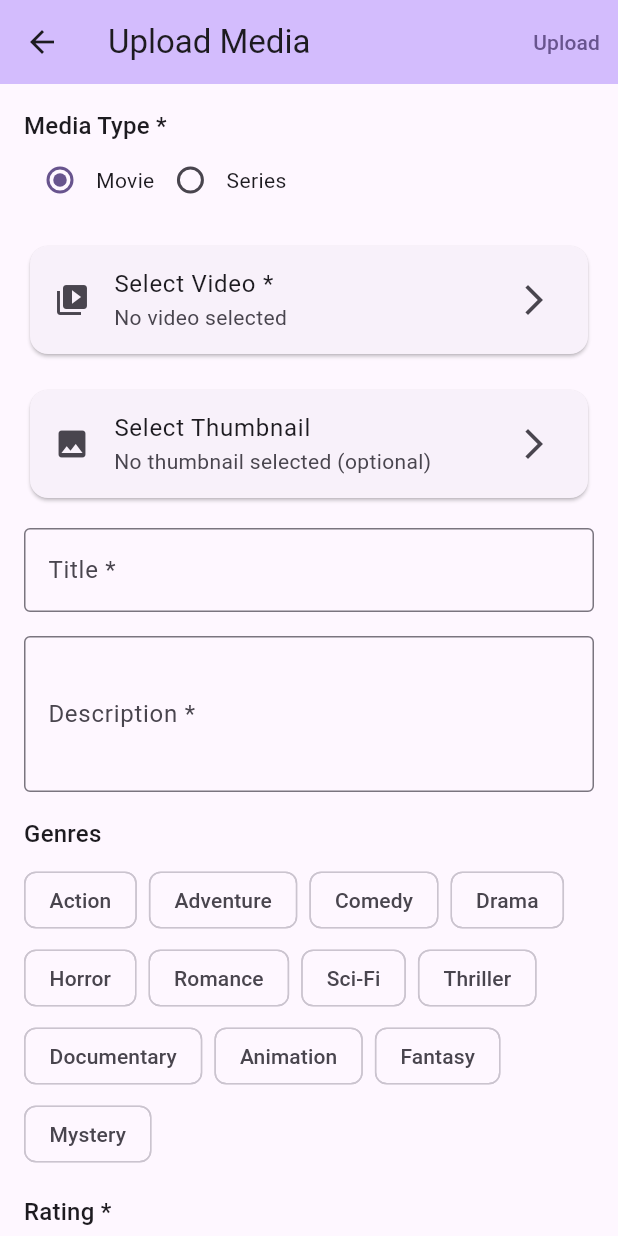
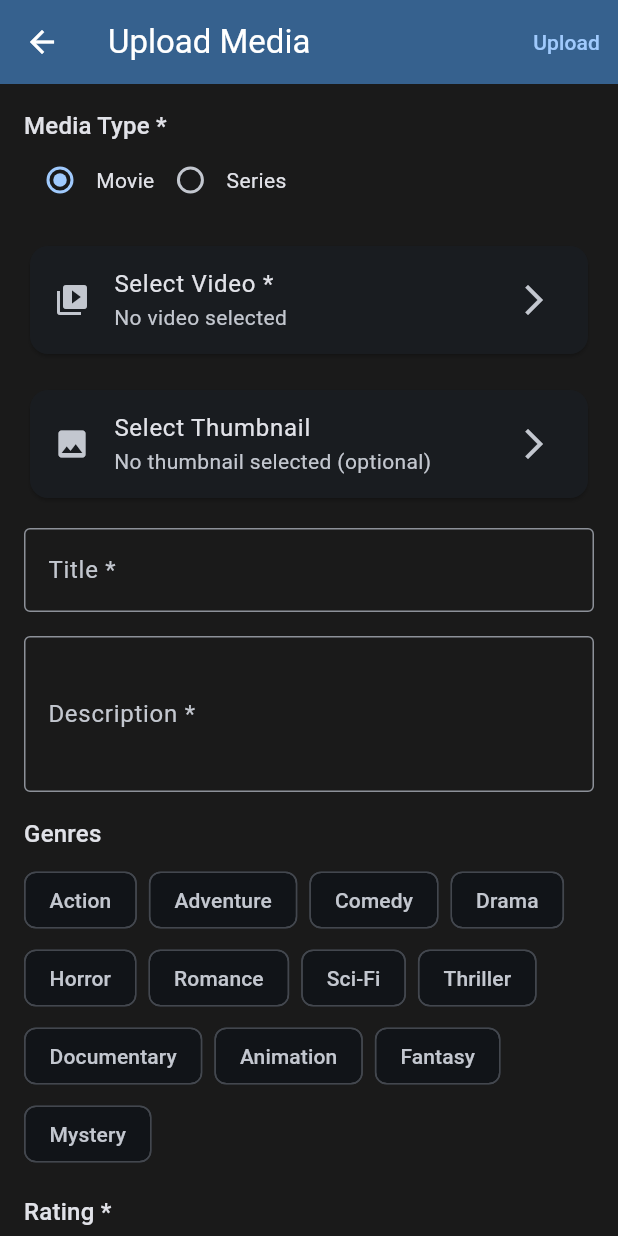
Before and after one commit to dperez2023/flixvod, a Flutter app: the UploadPage screen opened directly, on a phone screen of 412 x 824 dp. Run offline on Flutter 3.47's test engine with Material 3 defaults, Android fonts, the phone set to English and light mode, and no system bars; our stand-ins replace chewie, cloud_firestore, equatable, file_picker, firebase_auth, firebase_core and 5 more; accounts and stored records are empty; generated files the repository leaves out were written again; network calls fail.

Commit message:
core: Added themes for buttonStyles

```diff
--- a/flixvod/lib/core/app_theme.dart
+++ b/flixvod/lib/core/app_theme.dart
@@ -38,12 +38,12 @@ class AppTheme {
 
   // =================== COLORS ===================
 
-  /// Background colors - iOS-style translucent blue
-  static Color primaryBackgroundColor = Colors.blue.withOpacity(0.1);
-  static Color secondaryBackgroundColor = Colors.blue.withOpacity(0.05);
-  static Color overlayBackgroundColor = Colors.blue.withOpacity(0.8);
-  static Color cardBackgroundColor = Colors.blue.withOpacity(0.15);
-  static Color errorBackgroundColor = Colors.red.withOpacity(0.1);
+  /// Background colors - Dark theme with blue accents
+  static const Color primaryBackgroundColor = Color(0xFF1A1A1A);
+  static const Color secondaryBackgroundColor = Color(0xFF2A2A2A);
+  static const Color overlayBackgroundColor = Color(0xFF0D47A1);
+  static const Color cardBackgroundColor = Color(0xFF333333);
+  static const Color errorBackgroundColor = Color(0xFF4A1A1A);
 
   /// Foreground colors - White-based
   static const Color primaryForegroundColor = Colors.white;
@@ -209,6 +209,46 @@ class AppTheme {
   static const double largePlayButtonSize = 80.0;
   static const double loadingIndicatorSize = 20.0;
 
+  // =================== BUTTON STYLES ===================
+
+  /// Primary elevated button style (blue background)
+  static ButtonStyle primaryElevatedButtonStyle = ElevatedButton.styleFrom(
+    backgroundColor: overlayBackgroundColor,
+    foregroundColor: primaryForegroundColor,
+    padding: buttonPadding,
+  );
+
+  /// Error elevated button style (red background)
+  static ButtonStyle errorElevatedButtonStyle = ElevatedButton.styleFrom(
+    backgroundColor: errorColor,
+    foregroundColor: whiteForegroundColor,
+    padding: buttonPadding,
+  );
+
+  /// Secondary elevated button style (for disabled states)
+  static ButtonStyle secondaryElevatedButtonStyle = ElevatedButton.styleFrom(
+    backgroundColor: overlayBackgroundColor,
+    foregroundColor: primaryForegroundColor,
+    disabledBackgroundColor: mutedForegroundColor,
+    disabledForegroundColor: lightForegroundColor,
+    padding: buttonPadding,
+  );
+
+  /// Basic elevated button style (theme default with padding)
+  static ButtonStyle basicElevatedButtonStyle = ElevatedButton.styleFrom(
+    padding: buttonPadding,
+  );
+
+  /// Primary text button style (muted foreground)
+  static ButtonStyle primaryTextButtonStyle = TextButton.styleFrom(
+    foregroundColor: mutedForegroundColor,
+  );
+
+  /// Error text button style (red foreground)
+  static ButtonStyle errorTextButtonStyle = TextButton.styleFrom(
+    foregroundColor: errorColor,
+  );
+
   // =================== HELPER METHODS ===================
 
   /// Get media type color based on boolean
--- a/flixvod/lib/main.dart
+++ b/flixvod/lib/main.dart
@@ -2,6 +2,7 @@ import 'package:flutter/material.dart';
 import 'package:flutter_localizations/flutter_localizations.dart';
 import 'package:flutter_gen/gen_l10n/app_localizations.dart';
 import 'core/app_initializer.dart';
+import 'core/app_theme.dart';
 
 void main() async {
   WidgetsFlutterBinding.ensureInitialized();
@@ -25,7 +26,16 @@ class MyApp extends StatelessWidget {
         Locale('en'), // English
       ],
       theme: ThemeData(
-        colorScheme: ColorScheme.fromSeed(seedColor: Colors.deepPurple),
+        brightness: Brightness.dark,
+        colorScheme: ColorScheme.fromSeed(
+          seedColor: Colors.blue,
+          brightness: Brightness.dark,
+        ),
+        scaffoldBackgroundColor: AppTheme.primaryBackgroundColor,
+        appBarTheme: AppBarTheme(
+          backgroundColor: AppTheme.overlayBackgroundColor,
+          foregroundColor: AppTheme.primaryForegroundColor,
+        ),
         useMaterial3: true,
       ),
       home: const AppInitializer(),
```
